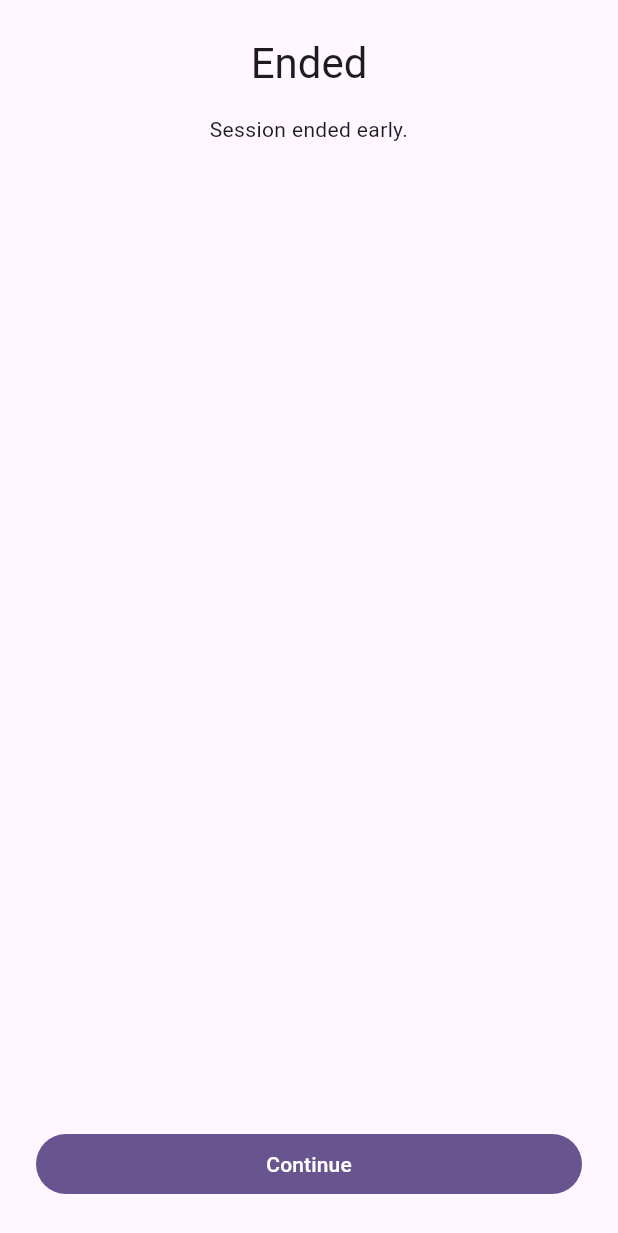
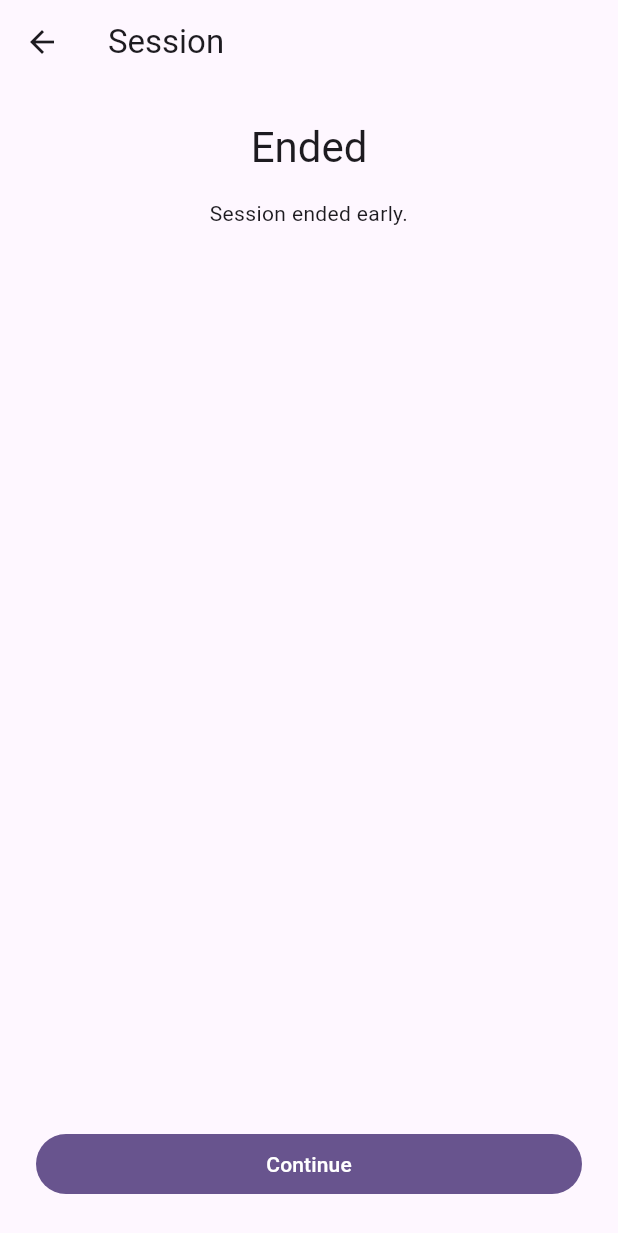
Before and after one commit to tejamaripuri/kegel_master, a Flutter app: the SessionScreen screen opened directly, after a tap on "Skip", after a tap on "End session", on a phone screen of 412 x 824 dp. Shown: the top 1233 px of the screen. Run offline on Flutter 3.47's test engine with Material 3 defaults, Android fonts, the phone set to English and light mode, and no system bars; our stand-ins replace go_router.

Commit message:
fix(session): align session screen controls and countdown copy
Made-with: Cursor

```diff
--- a/lib/features/session/presentation/session_screen.dart
+++ b/lib/features/session/presentation/session_screen.dart
@@ -94,6 +94,7 @@ class _SessionScreenState extends State<SessionScreen> {
     final SessionState s = _engine.state;
 
     return Scaffold(
+      appBar: AppBar(title: const Text('Session')),
       body: SafeArea(
         child: Padding(
           padding: const EdgeInsets.all(24),
@@ -160,7 +161,7 @@ class _SessionScreenState extends State<SessionScreen> {
         ),
         const SizedBox(height: 24),
         Text(
-          '${s.remainingSeconds}',
+          '${s.remainingSeconds}s',
           style: Theme.of(context).textTheme.displayMedium,
           textAlign: TextAlign.center,
         ),
@@ -177,11 +178,11 @@ class _SessionScreenState extends State<SessionScreen> {
         Row(
           mainAxisAlignment: MainAxisAlignment.spaceEvenly,
           children: [
-            TextButton(
+            FilledButton(
               onPressed: _skip,
               child: const Text('Skip'),
             ),
-            TextButton(
+            OutlinedButton(
               onPressed: _endSession,
               child: const Text('End session'),
             ),
```
Also changed, not shown: 1 other file.
